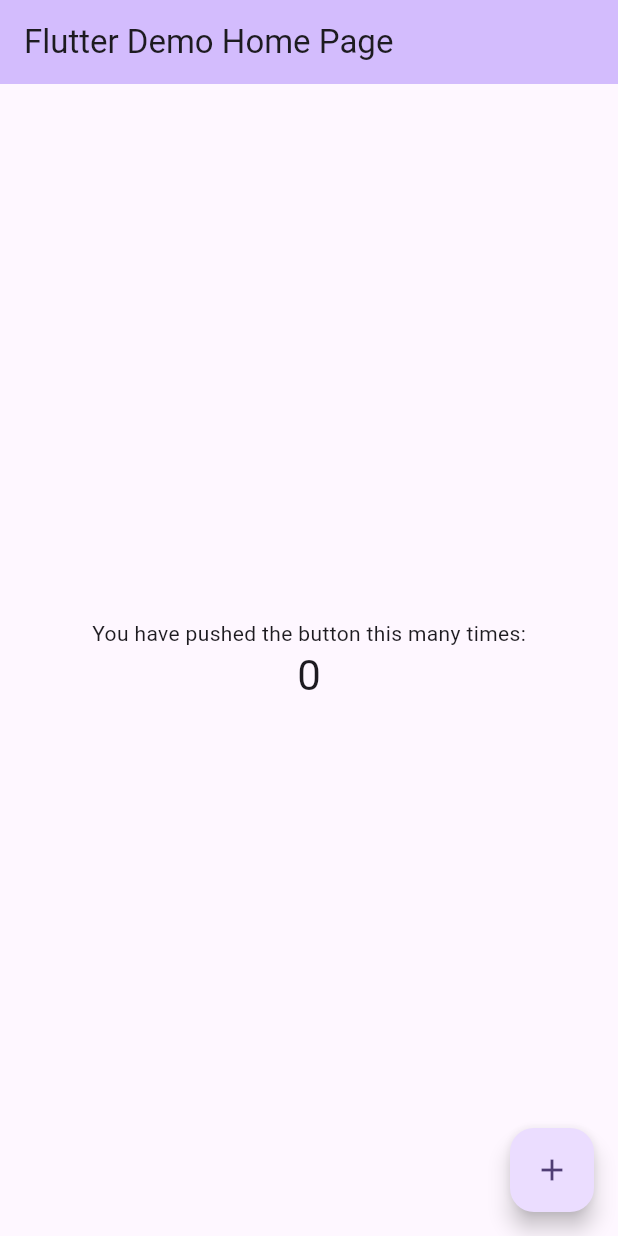
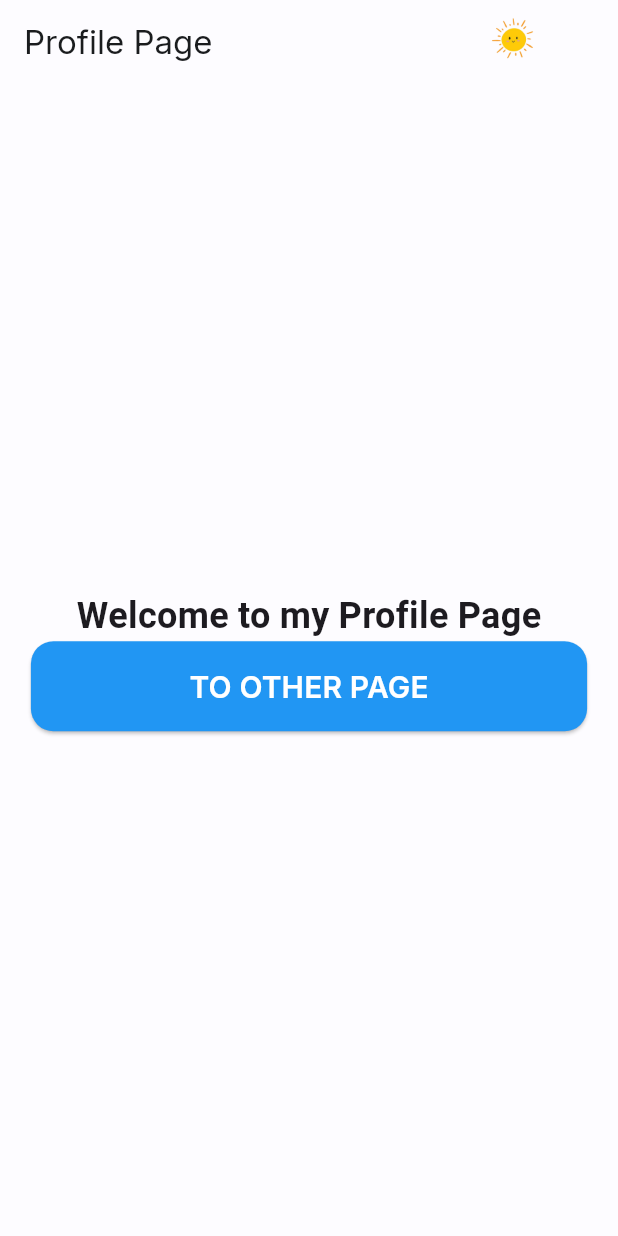
Before and after one commit to Dattt2k2/profio, a Flutter app: the screen it shows after launch, on a phone screen of 412 x 824 dp. Run offline on Flutter 3.47's test engine with Material 3 defaults, Android fonts, the phone set to English and light mode, and no system bars; drawn by our look-alikes of widget_and_text_animator; our stand-ins replace adaptive_theme, flutter_animate, google_fonts, responsive_framework.

Commit message:
try animation in flutter

```diff
--- /dev/null
+++ b/lib/config/custom/custom_button.dart
@@ -0,0 +1,67 @@
+import 'package:flutter/material.dart';
+import 'package:responsive_framework/responsive_framework.dart';
+
+import 'custom_text_style.dart';
+
+class CustomButton extends StatelessWidget{
+  final String text;
+  final VoidCallback onpressed;
+  final double? width;
+  final double? height;
+  final Color? backgroundColor;
+  final Color? textColor;
+
+  const CustomButton({
+    super.key,
+    required this.text,
+    required this.onpressed,
+    this.width,
+    this.height,
+    this.backgroundColor = Colors.blue,
+    this.textColor = Colors.white,
+  });
+
+  @override
+  Widget build(BuildContext context){
+    return LayoutBuilder(builder: (context, constraints){
+      final isMobile = ResponsiveBreakpoints.of(context).isMobile;
+      final isTablet = ResponsiveBreakpoints.of(context).isTablet;
+      final isDesktop = ResponsiveBreakpoints.of(context).isDesktop;
+
+
+      double buttonWidht;
+      double buttonHeight;
+
+      if(isMobile){
+        buttonWidht = constraints.maxWidth * 0.9;
+        buttonHeight = 60;
+      } else if(isTablet){
+        buttonWidht = constraints.maxWidth * 0.6;
+        buttonHeight = 45;
+      } else{
+        buttonWidht = constraints.maxWidth * 0.4;
+        buttonHeight = 55;
+      }
+
+      return SizedBox(
+        width: buttonWidht,
+        height: buttonHeight,
+        child: ElevatedButton(
+          onPressed: onpressed,
+          child: Text(
+            text,
+            style: CustomTextStyle.buttonText(context).copyWith(
+              color: textColor
+            )
+          ),
+          style: ElevatedButton.styleFrom(
+            backgroundColor: backgroundColor,
+            shape: RoundedRectangleBorder(
+              borderRadius: BorderRadius.circular(15),
+            ),
+          )
+        ),
+      );
+    });
+  }
+}
--- /dev/null
+++ b/lib/config/custom/custom_text_style.dart
@@ -0,0 +1,106 @@
+
+import 'package:flutter/material.dart';
+import 'package:flutter/widgets.dart';
+import 'package:responsive_framework/responsive_framework.dart';
+
+
+// final responsive = ResponsiveBreakpoints.of(context);
+//     final isMobile = responsive.isMobile;
+//     final isTablet = responsive.isTablet;
+//     final isDesktop = responsive.isDesktop;
+
+//     late final fontSize;
+
+late double fontSize;
+
+class ScreenUtils {
+  static bool isMobile(BuildContext context) {
+    return ResponsiveBreakpoints.of(context).isMobile;
+  }
+
+  static bool isTablet(BuildContext context) {
+    return ResponsiveBreakpoints.of(context).isTablet;
+  }
+
+  static bool isDesktop(BuildContext context) {
+    return ResponsiveBreakpoints.of(context).isDesktop;
+  }
+}
+
+class CustomTextStyle{
+  static TextStyle headlineBig(BuildContext context){
+
+
+
+    ScreenUtils.isMobile(context) ? fontSize = 24 : ScreenUtils.isTablet(context) ? fontSize = 28 : ScreenUtils.isDesktop(context) ? fontSize = 48 : fontSize = 24;
+
+
+    return TextStyle(
+      fontSize: fontSize,
+      fontWeight: FontWeight.bold,
+    );
+  }
+
+  static TextStyle headlineMedium(BuildContext context){
+
+    ScreenUtils.isMobile(context) ? fontSize = 20 : ScreenUtils.isTablet(context) ? fontSize = 24 : ScreenUtils.isDesktop(context) ? fontSize = 36 : fontSize = 20;
+
+    return TextStyle(
+      fontSize: fontSize,
+      fontWeight: FontWeight.w600
+    );
+  }
+
+  static TextStyle bodyText(BuildContext context){
+
+    ScreenUtils.isMobile(context) ? fontSize = 16 : ScreenUtils.isTablet(context) ? fontSize = 18 : ScreenUtils.isDesktop(context) ? fontSize = 18 : fontSize = 16;
+
+    return TextStyle(
+      fontSize: fontSize,
+      fontWeight: FontWeight.normal,
+    );
+  }
+
+  static TextStyle subtitle(BuildContext context) {
+
+    ScreenUtils.isMobile(context) ? fontSize = 14 : ScreenUtils.isTablet(context) ? fontSize = 16 : ScreenUtils.isDesktop(context) ? fontSize = 20 : fontSize = 14;
+
+    return TextStyle(
+      fontSize: fontSize,
+      fontWeight: FontWeight.w400,
+    );
+  }
+
+  static TextStyle buttonText(BuildContext context){
+
+    ScreenUtils.isMobile(context) ? fontSize = 20 : ScreenUtils.isTablet(context) ? fontSize = 18 : ScreenUtils.isDesktop(context) ? fontSize = 20 : fontSize = 16;
+
+    return TextStyle(
+      fontSize: fontSize,
+      fontWeight: FontWeight.w600,
+    );
+  }
+  static TextStyle splastTitle(BuildContext context){
+
+    ScreenUtils.isMobile(context) ? fontSize = 30 : ScreenUtils.isTablet(context) ? fontSize = 40 : ScreenUtils.isDesktop(context) ? fontSize = 46 : fontSize = 30;
+
+    return TextStyle(
+      fontSize: fontSize,
+      fontWeight: FontWeight.w600
+    );
+  }
+
+  static TextStyle headlineSuperBig(BuildContext context){
+
+
+
+    ScreenUtils.isMobile(context) ? fontSize = 24 : ScreenUtils.isTablet(context) ? fontSize = 28 : ScreenUtils.isDesktop(context) ? fontSize = 48 : fontSize = 60;
+
+
+    return TextStyle(
+      fontSize: fontSize,
+      fontWeight: FontWeight.bold,
+      fontFamily: 'Bungee'
+    );
+  }
+}
--- a/lib/main.dart
+++ b/lib/main.dart
@@ -1,4 +1,10 @@
 import 'package:flutter/material.dart';
+import 'package:adaptive_theme/adaptive_theme.dart';
+
+
+import 'package:profio/config/theme/theme.dart';
+import 'package:profio/profio.dart';
+import 'package:responsive_framework/responsive_framework.dart';
 
 void main() {
   runApp(const MyApp());
@@ -10,113 +16,24 @@ class MyApp extends StatelessWidget {
   // This widget is the root of your application.
   @override
   Widget build(BuildContext context) {
-    return MaterialApp(
-      title: 'Flutter Demo',
-      theme: ThemeData(
-        // This is the theme of your application.
-        //
-        // TRY THIS: Try running your application with "flutter run". You'll see
-        // the application has a purple toolbar. Then, without quitting the app,
-        // try changing the seedColor in the colorScheme below to Colors.green
-        // and then invoke "hot reload" (save your changes or press the "hot
-        // reload" button in a Flutter-supported IDE, or press "r" if you used
-        // the command line to start the app).
-        //
-        // Notice that the counter didn't reset back to zero; the application
-        // state is not lost during the reload. To reset the state, use hot
-        // restart instead.
-        //
-        // This works for code too, not just values: Most code changes can be
-        // tested with just a hot reload.
-        colorScheme: ColorScheme.fromSeed(seedColor: Colors.deepPurple),
+    return AdaptiveTheme(
+      light: buildThemeData(context: context),
+      dark: buildThemeData(context: context, isDarkTheme: true),
+      initial: AdaptiveThemeMode.light,
+      builder: (light, dark) => MaterialApp(
+        debugShowCheckedModeBanner: false,
+        theme: light,
+        darkTheme: dark,
+        builder: (context, child) => ResponsiveBreakpoints.builder(
+          child: child ?? const SizedBox(),
+          breakpoints: const [
+            Breakpoint(start: 0, end: 480, name: MOBILE),
+            Breakpoint(start: 481, end: 768, name: TABLET),
+            Breakpoint(start: 769, end: double.infinity, name: DESKTOP),
+          ],
+        ),
+        home: const ProfioPage(),
       ),
-      home: const MyHomePage(title: 'Flutter Demo Home Page'),
     );
   }
 }
-
-class MyHomePage extends StatefulWidget {
-  const MyHomePage({super.key, required this.title});
-
-  // This widget is the home page of your application. It is stateful, meaning
-  // that it has a State object (defined below) that contains fields that affect
-  // how it looks.
-
-  // This class is the configuration for the state. It holds the values (in this
-  // case the title) provided by the parent (in this case the App widget) and
-  // used by the build method of the State. Fields in a Widget subclass are
-  // always marked "final".
-
-  final String title;
-
-  @override
-  State<MyHomePage> createState() => _MyHomePageState();
-}
-
-class _MyHomePageState extends State<MyHomePage> {
-  int _counter = 0;
-
-  void _incrementCounter() {
-    setState(() {
-      // This call to setState tells the Flutter framework that something has
-      // changed in this State, which causes it to rerun the build method below
-      // so that the display can reflect the updated values. If we changed
-      // _counter without calling setState(), then the build method would not be
-      // called again, and so nothing would appear to happen.
-      _counter++;
-    });
-  }
-
-  @override
-  Widget build(BuildContext context) {
-    // This method is rerun every time setState is called, for instance as done
-    // by the _incrementCounter method above.
-    //
-    // The Flutter framework has been optimized to make rerunning build methods
-    // fast, so that you can just rebuild anything that needs updating rather
-    // than having to individually change instances of widgets.
-    return Scaffold(
-      appBar: AppBar(
-        // TRY THIS: Try changing the color here to a specific color (to
-        // Colors.amber, perhaps?) and trigger a hot reload to see the AppBar
-        // change color while the other colors stay the same.
-        backgroundColor: Theme.of(context).colorScheme.inversePrimary,
-        // Here we take the value from the MyHomePage object that was created by
-        // the App.build method, and use it to set our appbar title.
-        title: Text(widget.title),
-      ),
-      body: Center(
-        // Center is a layout widget. It takes a single child and positions it
-        // in the middle of the parent.
-        child: Column(
-          // Column is also a layout widget. It takes a list of children and
-          // arranges them vertically. By default, it sizes itself to fit its
-          // children horizontally, and tries to be as tall as its parent.
-          //
-          // Column has various properties to control how it sizes itself and
-          // how it positions its children. Here we use mainAxisAlignment to
-          // center the children vertically; the main axis here is the vertical
-          // axis because Columns are vertical (the cross axis would be
-          // horizontal).
-          //
-          // TRY THIS: Invoke "debug painting" (choose the "Toggle Debug Paint"
-          // action in the IDE, or press "p" in the console), to see the
-          // wireframe for each widget.
-          mainAxisAlignment: MainAxisAlignment.center,
-          children: <Widget>[
-            const Text('You have pushed the button this many times:'),
-            Text(
-              '$_counter',
-              style: Theme.of(context).textTheme.headlineMedium,
-            ),
-          ],
-        ),
-      ),
-      floatingActionButton: FloatingActionButton(
-        onPressed: _incrementCounter,
-        tooltip: 'Increment',
-        child: const Icon(Icons.add),
-      ), // This trailing comma makes auto-formatting nicer for build methods.
-    );
-  }
-}
--- /dev/null
+++ b/lib/profio.dart
@@ -0,0 +1,206 @@
+import 'package:adaptive_theme/adaptive_theme.dart';
+import 'package:flutter/material.dart';
+import 'package:profio/background.dart';
+import 'package:profio/config/custom/custom_button.dart';
+import 'package:profio/config/custom/custom_text_style.dart';
+import 'package:responsive_framework/responsive_framework.dart';
+import 'dart:math' as math;
+
+import 'package:widget_and_text_animator/widget_and_text_animator.dart';
+
+class ProfioPage extends StatefulWidget {
+  const ProfioPage({super.key});
+
+  @override
+  State<ProfioPage> createState() => _ProfioPageState();
+}
+
+class _ProfioPageState extends State<ProfioPage> with SingleTickerProviderStateMixin {
+  bool _isDarkMode = false;
+  late AnimationController _controller;
+  late Animation<double> _rotationAnimation;
+  late Animation<double> _positionAnimation;
+  late Animation<double> _opacityAnimation;
+  late Animation<double> _newIconRotationAnimation;
+  late Animation<double> _newIconPositionAnimation;
+  late Animation<double> _newIconOpacityAnimation;
+
+  @override
+  void initState() {
+    super.initState();
+    _controller = AnimationController(
+      duration: const Duration(milliseconds: 1500),
+      vsync: this,
+    );
+
+    // Current icon animations
+    _rotationAnimation = Tween<double>(
+      begin: 0.0,
+      end: math.pi,
+    ).animate(CurvedAnimation(
+      parent: _controller,
+      curve: const Interval(0.0, 0.5, curve: Curves.easeInOut),
+    ));
+
+    _positionAnimation = CurvedAnimation(
+      parent: _controller,
+      curve: const Interval(0.0, 0.5, curve: Curves.easeInOut),
+    );
+
+    _opacityAnimation = Tween<double>(
+      begin: 1.0,
+      end: 0.0,
+    ).animate(CurvedAnimation(
+      parent: _controller,
+      curve: const Interval(0.3, 0.5, curve: Curves.easeInOut),
+    ));
+
+    // New icon animations
+    _newIconRotationAnimation = Tween<double>(
+      begin: -math.pi,
+      end: 0.0,
+    ).animate(CurvedAnimation(
+      parent: _controller,
+      curve: const Interval(0.5, 1.0, curve: Curves.easeInOut),
+    ));
+
+    _newIconPositionAnimation = CurvedAnimation(
+      parent: _controller,
+      curve: const Interval(0.5, 1.0, curve: Curves.easeInOut),
+    );
+
+    _newIconOpacityAnimation = Tween<double>(
+      begin: 0.0,
+      end: 1.0,
+    ).animate(CurvedAnimation(
+      parent: _controller,
+      curve: const Interval(0.5, 0.7, curve: Curves.easeInOut),
+    ));
+
+    WidgetsBinding.instance.addPostFrameCallback((_) {
+      setState(() {
+        _isDarkMode = AdaptiveTheme.of(context).mode == AdaptiveThemeMode.dark;
+      });
+    });
+  }
+
+  @override
+  void dispose() {
+    _controller.dispose();
+    super.dispose();
+  }
+
+  void _toggleTheme() async {
+    await _controller.forward();
+    setState(() {
+      _isDarkMode = !_isDarkMode;
+    });
+    if (_isDarkMode) {
+      AdaptiveTheme.of(context).setDark();
+    } else {
+      AdaptiveTheme.of(context).setLight();
+    }
+    _controller.reset();
+  }
+
+  Widget _buildAnimatedIcon({
+    required Animation<double> rotationAnimation,
+    required Animation<double> positionAnimation,
+    required Animation<double> opacityAnimation,
+    required bool isCurrentIcon,
+  }) {
+    return AnimatedBuilder(
+      animation: _controller,
+      builder: (context, child) {
+        final responsive = ResponsiveBreakpoints.of(context);
+        final isMobile = responsive.isMobile;
+        final isTablet = responsive.isTablet;
+        final iconSize = isMobile ? 24.0 : isTablet ? 32.0 : 48.0;
+        final arcHeight = iconSize * 2;
+
+        // Calculate position on the arc
+        double progress = isCurrentIcon
+            ? positionAnimation.value
+            : 1 - positionAnimation.value;
+        final double dx = progress * iconSize;
+        final double dy = -math.sin(progress * math.pi) * arcHeight;
+
+        return Opacity(
+          opacity: opacityAnimation.value,
+          child: Transform.translate(
+            offset: Offset(dx, dy),
+            child: Transform.rotate(
+              angle: rotationAnimation.value,
+              child: IconButton(
+                icon: Image.asset(
+                  isCurrentIcon
+                      ? (_isDarkMode ? 'assets/images/moon3.png' : 'assets/images/sun2.png')
+                      : (_isDarkMode ? 'assets/images/sun2.png' : 'assets/images/moon3.png'),
+                ),
+                iconSize: iconSize,
+                onPressed: _toggleTheme,
+              ),
+            ),
+          ),
+        );
+      },
+    );
+  }
+
+  @override
+  Widget build(BuildContext context) {
+    return Scaffold(
+      appBar: AppBar(
+        title: const Text('Profile Page'),
+        actions: [
+          SizedBox(
+            width: 96,
+            height: 96,
+            child: Stack(
+              children: [
+                // Current icon animation
+                _buildAnimatedIcon(
+                  rotationAnimation: _rotationAnimation,
+                  positionAnimation: _positionAnimation,
+                  opacityAnimation: _opacityAnimation,
+                  isCurrentIcon: true,
+                ),
+                // New icon animation
+                _buildAnimatedIcon(
+                  rotationAnimation: _newIconRotationAnimation,
+                  positionAnimation: _newIconPositionAnimation,
+                  opacityAnimation: _newIconOpacityAnimation,
+                  isCurrentIcon: false,
+                ),
+              ],
+            ),
+          ),
+        ],
+      ),
+      body: Center(
+        child: Column(
+          mainAxisAlignment: MainAxisAlignment.center,
+          children:  <Widget>[
+            TextAnimator(
+              'Welcome to my Profile Page',
+              atRestEffect: WidgetRestingEffects.wave(),
+              incomingEffect: WidgetTransitionEffects.incomingOffsetThenScale(),
+              style: CustomTextStyle.headlineSuperBig(context),
+            ),
+            CustomButton(
+              text: "TO OTHER PAGE",
+              onpressed: () {
+                Future.microtask(() {
+                  Navigator.push(
+                    context,
+                    MaterialPageRoute(builder: (context) => AnimatedSkyScreen()),
+                  );
+                });
+              },
+            ),
+          ],
+        ),
+      ),
+    );
+  }
+}
```
Also changed, not shown: lib/background.dart (added, +79 -0 lines), lib/config/theme/theme.dart (added, +88 -0 lines), pubspec.yaml (+7 -3 lines), assets/images/background_moon.png (added), assets/images/background_sun.png (added), assets/images/clould.png (added), assets/images/moon3.png (added), assets/images/sun2.png (added), pubspec.lock, 2 other files.
